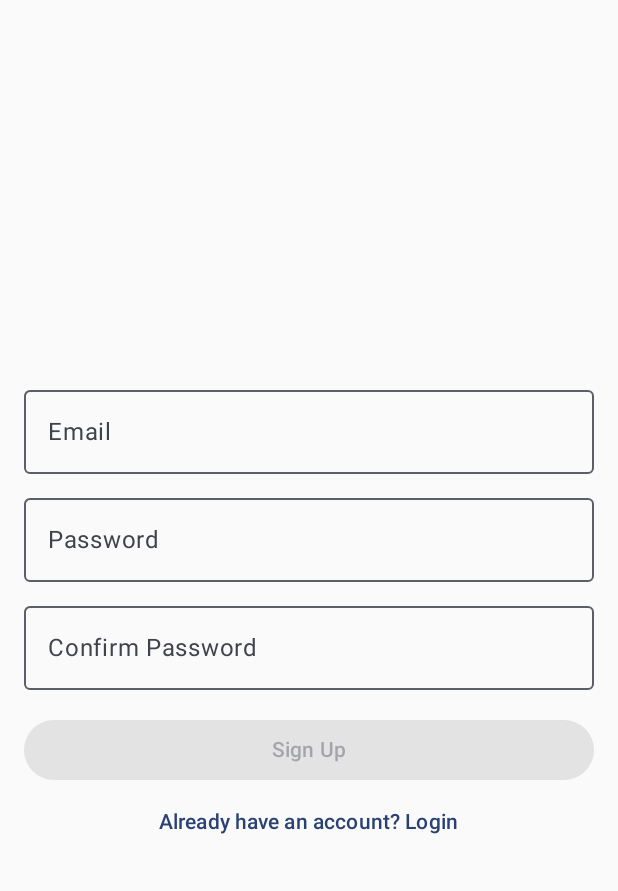
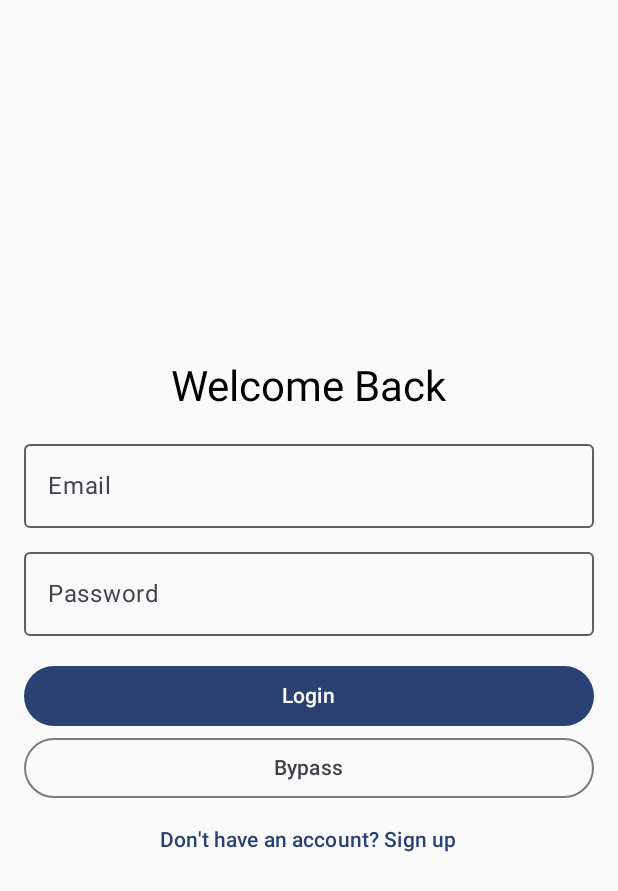
Before and after one commit to FalkowskiDom/Car-Maintenence-CA, an Android app built with Jetpack Compose: the screen it shows after launch (MainActivity), on a phone screen of 412 x 824 dp. Shown: the top 891 px of the screen. Run offline under Robolectric (Android 15) with nearby library versions, the phone set to English and light mode, and no system bars; our stand-ins replace navigation suite.

Commit message:
implemented the singup and login screen into mainactivity

```diff
--- a/app/src/main/java/ie/setu/carmaintenenceapp/MainActivity.kt
+++ b/app/src/main/java/ie/setu/carmaintenenceapp/MainActivity.kt
@@ -24,11 +24,11 @@ import androidx.compose.runtime.setValue
 import androidx.compose.ui.Modifier
 import androidx.compose.ui.graphics.vector.ImageVector
 import androidx.compose.ui.tooling.preview.Preview
+import ie.setu.carmaintenenceapp.data.CarDataStore
 import ie.setu.carmaintenenceapp.ui.screens.HomeScreen
+import ie.setu.carmaintenenceapp.ui.screens.LoginScreen
 import ie.setu.carmaintenenceapp.ui.screens.ReminderScreen
 import ie.setu.carmaintenenceapp.ui.screens.SettingsScreen
-import ie.setu.carmaintenenceapp.data.CarDataStore
-import ie.setu.carmaintenenceapp.ui.screens.LoginScreen
 import ie.setu.carmaintenenceapp.ui.screens.SignUpScreen
 import ie.setu.carmaintenenceapp.ui.theme.CarMaintenanceAppTheme
 import ie.setu.carmaintenenceapp.ui.viewmodel.CarViewModel
@@ -56,50 +56,72 @@ class MainActivity : ComponentActivity() {
         enableEdgeToEdge() // Enables full screen UI
 
         setContent {
-
             // Collect saved dark mode preference
             val darkMode by dataStore.darkModeEnabled.collectAsState(initial = false)
 
             val userName = "Dominik" //hardcode for now just for testing
 
             var showSplash by rememberSaveable { mutableStateOf(true) }
-            var showSignUp by rememberSaveable { mutableStateOf(false) }
-
+            var inApp by rememberSaveable { mutableStateOf(false) }
+            var authIsLogin by rememberSaveable { mutableStateOf(true) }
 
             // Apply app theme based on darkMode setting
             CarMaintenanceAppTheme(darkTheme = darkMode) {
-                if (showSplash) {
+                when {
+                    showSplash -> {
                         ie.setu.carmaintenenceapp.ui.screens.SplashScreen(
                             userName = userName,
                             onTimeout = {
                                 showSplash = false
-                            showSignUp = true
+                                authIsLogin = true
                             }
                         )
-                } else if (showSignUp) {
+                    }
+                    inApp -> {
+                        CarMaintenanceApp(viewModel = viewModel, dataStore = dataStore)
+                    }
+
+                    authIsLogin -> {
+                        LoginScreen(
+                            onLoginClick = { email, password ->
+                                // TODO real login later
+                                inApp = true
+                            },
+                            onSignUpClick = {
+                                authIsLogin = false
+                            },
+                            onBypassClick = {
+                                // testing shortcut
+                                inApp = true
+                            }
+                        )
+                    }
+
+                    else -> {
                         SignUpScreen(
                             onSignUpClick = { email, password ->
-                        // Handle sign-up logic
-                        showSignUp = false
+                                // TODO real sign up later
+                                inApp = true
                             },
                             onLoginClick = {
-                        // Navigate to login screen
-                        showSignUp = false
+                                authIsLogin = true
                             }
                         )
-//                    LoginScreen(
-//                        onLoginClick = { email, password ->
-//                            // do login
-//                        },
-//                        onSignUpClick = {
-//                            // switch state to SignUp screen
-//                        }
-//                    )
-            } else {
-                CarMaintenanceApp(viewModel = viewModel, dataStore = dataStore)
                     }
                 }
             }
+        }
+    }
+}
+
+// Defines the 3 navigation destinations in the bottom bar
+enum class AppDestinations(
+    val label: String,
+    val icon: ImageVector,
+) {
+    HOME("Home", Icons.Default.Home),
+    REMINDERS("Reminders", Icons.Default.Favorite),
+    SETTINGS("Settings", Icons.Default.AccountBox),
 }
 
 @Composable
@@ -121,7 +143,6 @@ fun CarMaintenanceApp(viewModel: CarViewModel, dataStore: CarDataStore) {
             }
         }
     ) {
-
         // Screen content displayed below the nav bar
         Scaffold(modifier = Modifier.fillMaxSize()) { innerPadding ->
             when (currentDestination) {
@@ -130,14 +151,12 @@ fun CarMaintenanceApp(viewModel: CarViewModel, dataStore: CarDataStore) {
                     modifier = Modifier.padding(innerPadding),
                     viewModel = viewModel
                 )
-
                 // Shows all service reminders
                 AppDestinations.REMINDERS -> ReminderScreen(
                     modifier = Modifier.padding(innerPadding),
                     viewModel = viewModel,
                     dataStore = dataStore
                 )
-
                 // Car profile + theme settings
                 AppDestinations.SETTINGS -> SettingsScreen(
                     modifier = Modifier.padding(innerPadding),
@@ -148,17 +167,6 @@ fun CarMaintenanceApp(viewModel: CarViewModel, dataStore: CarDataStore) {
         }
     }
 }
-
-// Defines the 3 navigation destinations in the bottom bar
-enum class AppDestinations(
-    val label: String,
-    val icon: ImageVector,
-) {
-    HOME("Home", Icons.Default.Home),
-    REMINDERS("Reminders", Icons.Default.Favorite),
-    SETTINGS("Settings", Icons.Default.AccountBox),
-}
-
 
 @Composable
 fun Greeting(name: String, modifier: Modifier = Modifier) {
@@ -174,4 +182,4 @@ fun GreetingPreview() {
     CarMaintenanceAppTheme {
         Greeting("Android")
     }
-}}
+}
--- a/app/src/main/java/ie/setu/carmaintenenceapp/ui/screens/LoginScreen.kt
+++ b/app/src/main/java/ie/setu/carmaintenenceapp/ui/screens/LoginScreen.kt
@@ -12,7 +12,8 @@ import androidx.compose.ui.unit.dp
 @Composable
 fun LoginScreen(
     onLoginClick: (String, String) -> Unit,
-    onSignUpClick: () -> Unit
+    onSignUpClick: () -> Unit,
+    onBypassClick: () -> Unit
 ) {
     var email by remember { mutableStateOf("") }
     var password by remember { mutableStateOf("") }
@@ -24,6 +25,9 @@ fun LoginScreen(
         verticalArrangement = Arrangement.Center,
         horizontalAlignment = Alignment.CenterHorizontally
     ) {
+        Text("Welcome Back", style = MaterialTheme.typography.headlineMedium)
+        Spacer(modifier = Modifier.height(12.dp))
+
         OutlinedTextField(
             value = email,
             onValueChange = { email = it },
@@ -49,6 +53,13 @@ fun LoginScreen(
         ) {
             Text("Login")
         }
+        //this part is for testing purposes
+        OutlinedButton(
+            onClick = onBypassClick,
+            modifier = Modifier.fillMaxWidth()
+        ) {
+            Text("Bypass")
+        }
 
         TextButton(onClick = onSignUpClick) {
             Text("Don't have an account? Sign up")
--- a/app/src/main/java/ie/setu/carmaintenenceapp/ui/screens/SignUpScreen.kt
+++ b/app/src/main/java/ie/setu/carmaintenenceapp/ui/screens/SignUpScreen.kt
@@ -24,6 +24,12 @@ fun SignUpScreen(
         verticalArrangement = Arrangement.Center,
         horizontalAlignment = Alignment.CenterHorizontally
     ) {
+        Text(
+            text = "Sign Up",
+            style = MaterialTheme.typography.headlineMedium,
+        )
+        Spacer(modifier = Modifier.height(16.dp))
+
         OutlinedTextField(
             value = email,
             onValueChange = { email = it },
```
Lines whose indentation alone changed are shown as unchanged.
